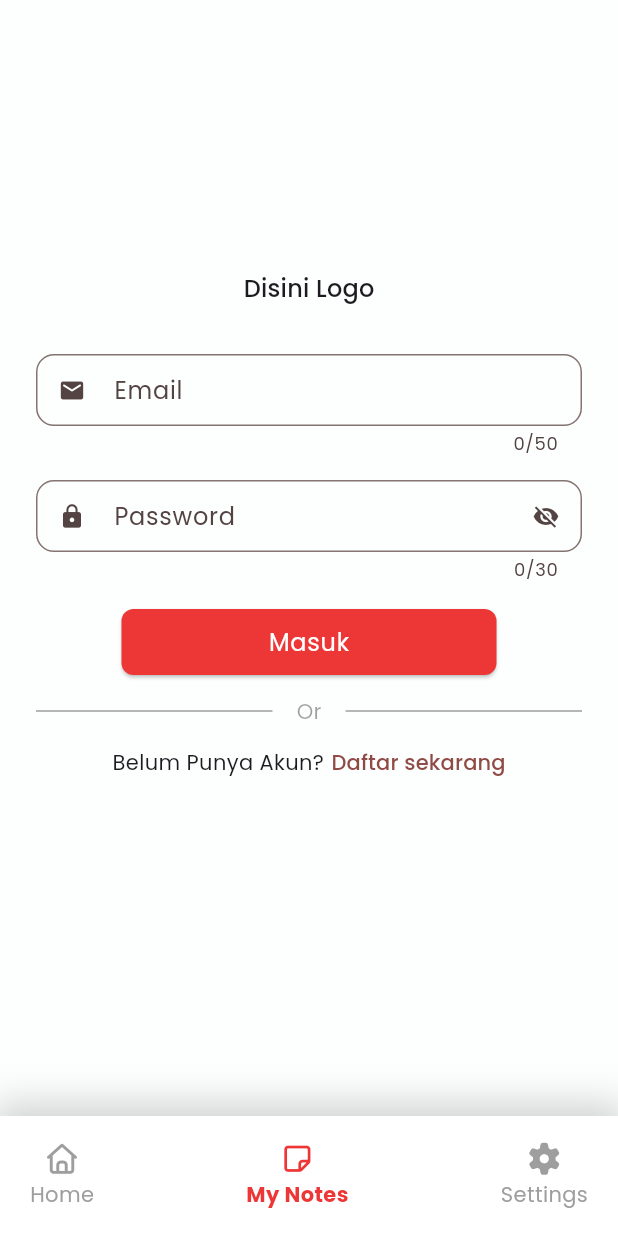
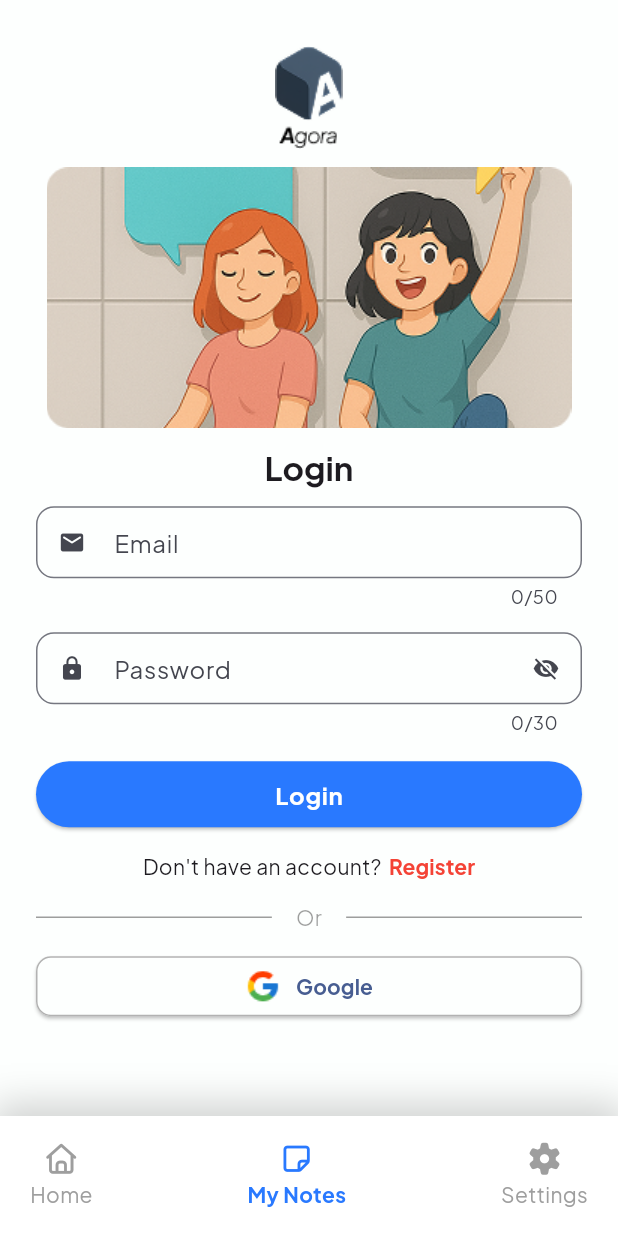
Before and after one commit to NotDaniArya/community_feedback, a Flutter app: the screen it shows after launch, item 2 of the bottom bar chosen, on a phone screen of 412 x 824 dp. Run offline on Flutter 3.47's test engine with Material 3 defaults, Android fonts, the phone set to English and light mode, and no system bars; drawn by our look-alikes of flutter_animate; our stand-ins replace cached_network_image, dartz, drift, equatable, flutter_bloc, font_awesome_flutter and 4 more; accounts and stored records are empty; generated files the repository leaves out were written again.

Commit message:
refactor: mengubah tampilan login

```diff
--- a/lib/features/auth/presentation/screens/login/login_screen.dart
+++ b/lib/features/auth/presentation/screens/login/login_screen.dart
@@ -71,8 +71,17 @@ class _LoginScreenState extends State<LoginScreen> {
                         mainAxisSize: MainAxisSize.min,
                         crossAxisAlignment: CrossAxisAlignment.center,
                         children: [
-                          Text('Disini Logo', style: textTheme.titleMedium),
-                          const SizedBox(height: TSizes.spaceBtwSections),
+                          Image.asset('assets/logos/app_logo.png'),
+                          const SizedBox(height: TSizes.mediumSpace),
+                          Image.asset('assets/images/auth_image.png'),
+                          const SizedBox(height: TSizes.mediumSpace),
+                          Text(
+                            'Login',
+                            style: textTheme.titleLarge!.copyWith(
+                              fontWeight: FontWeight.bold,
+                            ),
+                          ),
+                          const SizedBox(height: TSizes.mediumSpace),
                           Form(
                             key: _form,
                             child: Column(
@@ -132,23 +141,54 @@ class _LoginScreenState extends State<LoginScreen> {
                           ),
                           const SizedBox(height: TSizes.spaceBtwItems),
                           SizedBox(
-                            width: 250,
+                            width: double.infinity,
                             child: MyButton(
                               text: Text(
-                                'Masuk',
+                                'Login',
                                 style: textTheme.bodyLarge!.copyWith(
                                   color: Colors.white,
+                                  fontWeight: FontWeight.bold,
                                 ),
                               ),
                               onPressed: _submitLogin,
                             ),
                           ),
+                          const MyTextButton(
+                            text: Text('Don\'t have an account?'),
+                            buttonText: Text(
+                              'Register',
+                              style: TextStyle(
+                                color: Colors.red,
+                                fontWeight: FontWeight.bold,
+                              ),
+                            ),
+                            route: RegisterScreen(),
+                          ),
+                          const OrDivider(),
                           const SizedBox(height: TSizes.mediumSpace),
-                          const OrDivider(),
-                          const MyTextButton(
-                            text: Text('Belum Punya Akun?'),
-                            buttonText: Text('Daftar sekarang'),
-                            route: RegisterScreen(),
+                          ElevatedButton(
+                            style: ElevatedButton.styleFrom(
+                              backgroundColor: TColors.backgroundColor,
+                              shape: RoundedRectangleBorder(
+                                borderRadius: BorderRadiusGeometry.circular(10),
+                                side: const BorderSide(
+                                  color: TColors.greyStroke,
+                                  width: 1,
+                                ),
+                              ),
+                            ),
+                            child: Row(
+                              mainAxisAlignment: MainAxisAlignment.center,
+                              children: [
+                                Image.asset('assets/logos/google_icon.png'),
+                                const SizedBox(width: 10),
+                                const Text(
+                                  'Google',
+                                  style: TextStyle(fontWeight: FontWeight.bold),
+                                ),
+                              ],
+                            ),
+                            onPressed: () {},
                           ),
                           const SizedBox(height: TSizes.spaceBtwSections),
                         ],
--- a/lib/main.dart
+++ b/lib/main.dart
@@ -17,7 +17,7 @@ final theme = ThemeData().copyWith(
     seedColor: TColors.primaryColor,
     brightness: Brightness.light,
   ),
-  textTheme: GoogleFonts.poppinsTextTheme(),
+  textTheme: GoogleFonts.plusJakartaSansTextTheme(),
 );
 
 final random = Random();
--- a/lib/utils/constant/colors.dart
+++ b/lib/utils/constant/colors.dart
@@ -1,10 +1,11 @@
 import 'dart:ui';
 
 class TColors {
-  static const primaryColor = Color(0xFFED3737);
+  static const primaryColor = Color(0xFF2979FF);
   static const secondaryColor = Color(0xFFEDEDED);
   static const backgroundColor = Color(0xFFFDFFFE);
   static const secondaryText = Color(0xFF6e7678);
+  static const greyStroke = Color(0xFFB2B2B2);
 
   static const List<Color> pastelColors = [
     Color(0xFFFFFACD), // LemonChiffon
--- a/lib/utils/shared_widgets/button.dart
+++ b/lib/utils/shared_widgets/button.dart
@@ -15,7 +15,7 @@ class MyButton extends StatelessWidget {
       style: ElevatedButton.styleFrom(
         backgroundColor: TColors.primaryColor,
         shape: RoundedRectangleBorder(
-          borderRadius: BorderRadiusGeometry.circular(8),
+          borderRadius: BorderRadiusGeometry.circular(36),
         ),
         padding: const EdgeInsetsGeometry.symmetric(
           vertical: 10,
--- a/lib/utils/shared_widgets/text_button.dart
+++ b/lib/utils/shared_widgets/text_button.dart
@@ -15,7 +15,7 @@ class MyTextButton extends StatelessWidget {
   @override
   Widget build(BuildContext context) {
     return Row(
-      mainAxisSize: MainAxisSize.min,
+      // mainAxisSize: MainAxisSize.min,
       mainAxisAlignment: MainAxisAlignment.center,
       children: [
         text,
--- a/pubspec.yaml
+++ b/pubspec.yaml
@@ -33,3 +33,6 @@ dev_dependencies:
 
 flutter:
   uses-material-design: true
+  assets:
+    - assets/images/
+    - assets/logos/
```
Also changed, not shown: assets/images/auth_image.png (added), assets/logos/app_logo.png (added), assets/logos/google_icon.png (added), 7 other files.
